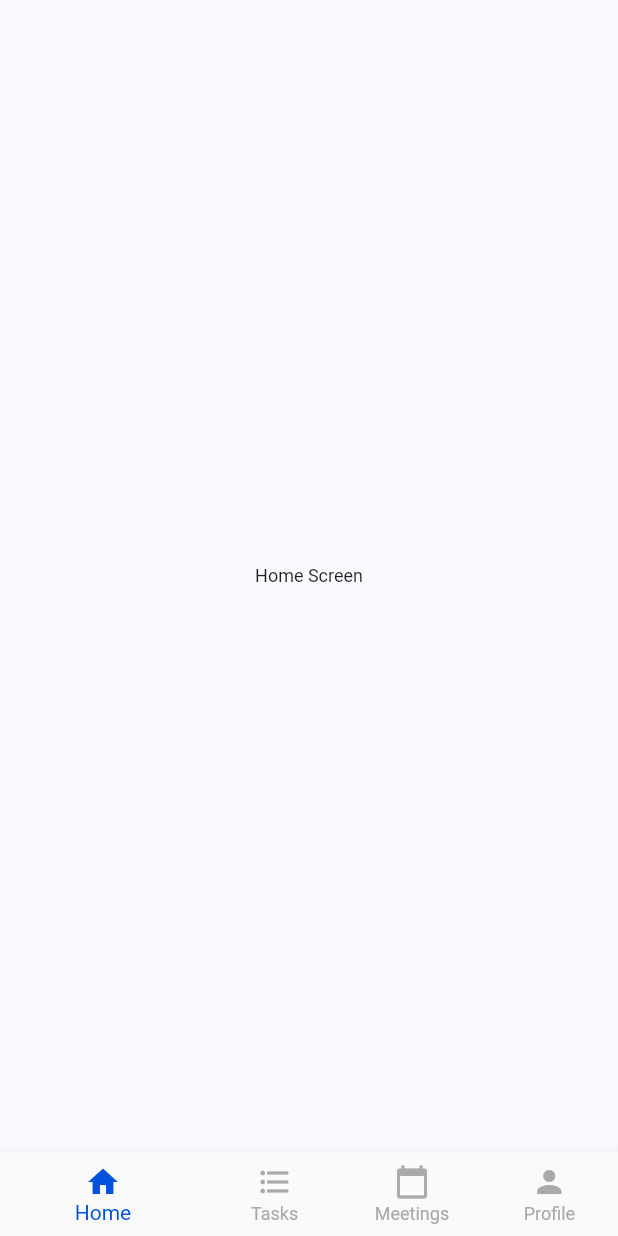
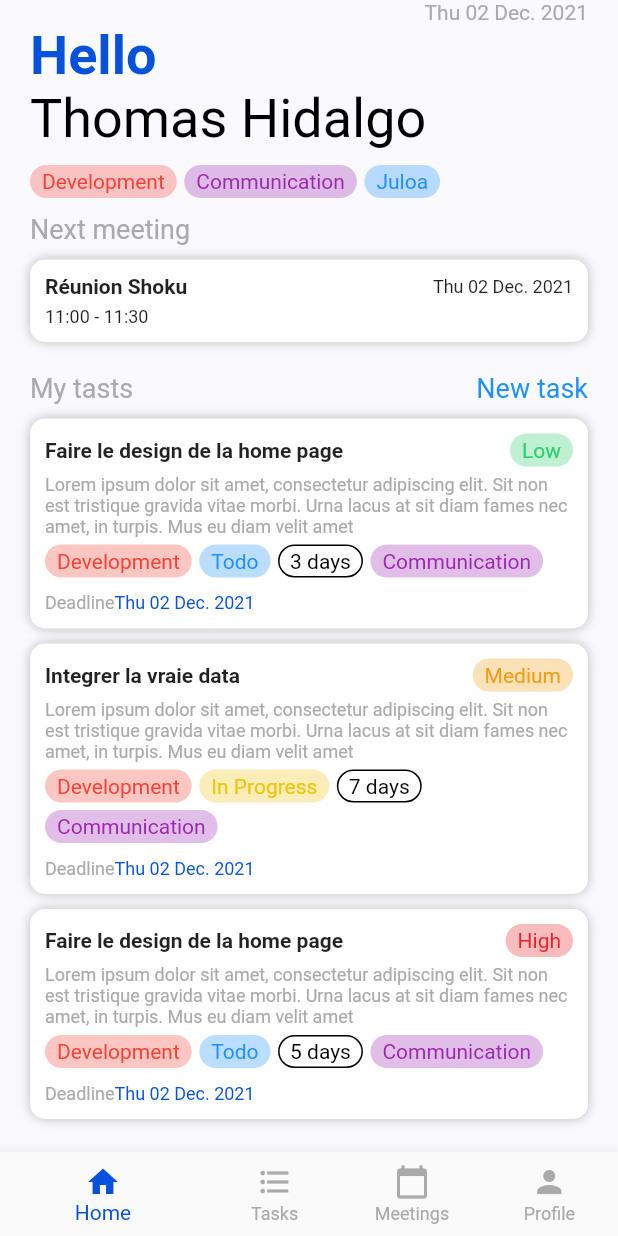
Before and after one commit to anthoninCL/Flutter-III-myCompany, a Flutter app: the screen it shows after launch, on a phone screen of 412 x 824 dp. Run offline on Flutter 3.47's test engine with Material 2 defaults, Android fonts, the phone set to English and light mode, and no system bars; our stand-ins replace equatable.

Commit message:
feat: WIP add front part of the home page

```diff
--- a/mycompany/lib/src/config/themes/app_colors.dart
+++ b/mycompany/lib/src/config/themes/app_colors.dart
@@ -13,11 +13,9 @@ class AppColors {
   static const greyLight = Color(0xFFE9E9E9);
   static const whiteDark = Color(0xFFF5F5F5);
   static const green = Color(0xFF2ECC71);
-  static const greenShadow = Color(0x4D2ECC71);
   static const orange = Color(0xFFF39C12);
-  static const orangeShadow = Color(0x4DF39C12);
+  static const yellow = Color(0xFFF1C40F);
   static const red = Color(0xFFEA2027);
-  static const redShadow = Color(0x4DEA2027);
 
   const AppColors._();
 }
--- a/mycompany/lib/src/data/models/task.dart
+++ b/mycompany/lib/src/data/models/task.dart
@@ -8,6 +8,7 @@ class TaskModel extends Task {
     required double estimatedTime,
     required int deadline,
     required String state,
+    required String priority,
   }) : super(
           id: id,
           name: name,
@@ -15,6 +16,7 @@ class TaskModel extends Task {
           estimatedTime: estimatedTime,
           deadline: deadline,
           state: state,
+          priority: priority,
         );
 
   factory TaskModel.fromJson(Map<String, dynamic> map) {
@@ -25,6 +27,6 @@ class TaskModel extends Task {
         estimatedTime: map["estimatedTime"],
         deadline: map["deadline"],
         state: map["state"],
-    );
+        priority: map["priority"]);
   }
 }
--- a/mycompany/lib/src/domain/entities/task.dart
+++ b/mycompany/lib/src/domain/entities/task.dart
@@ -1,7 +1,6 @@
 import 'package:equatable/equatable.dart';
 
 class Task extends Equatable {
-
   const Task({
     required this.id,
     required this.name,
@@ -9,6 +8,7 @@ class Task extends Equatable {
     required this.estimatedTime,
     required this.deadline,
     required this.state,
+    required this.priority,
   });
 
   final String id;
@@ -17,6 +17,7 @@ class Task extends Equatable {
   final double estimatedTime;
   final int deadline;
   final String state;
+  final String priority;
 
   @override
   List<Object?> get props {
@@ -26,7 +27,8 @@ class Task extends Equatable {
       description,
       estimatedTime,
       deadline,
-      state
+      state,
+      priority,
     ];
   }
 
--- a/mycompany/lib/src/presentation/screens/home_screen.dart
+++ b/mycompany/lib/src/presentation/screens/home_screen.dart
@@ -1,4 +1,11 @@
 import 'package:flutter/material.dart';
+import 'package:intl/intl.dart';
+import 'package:mycompany/src/config/themes/app_colors.dart';
+import 'package:mycompany/src/domain/entities/meeting.dart';
+import 'package:mycompany/src/domain/entities/task.dart';
+import 'package:mycompany/src/presentation/widgets/meeting_card.dart';
+import 'package:mycompany/src/presentation/widgets/task_card.dart';
+import 'package:mycompany/src/presentation/widgets/tile.dart';
 
 class HomeScreen extends StatefulWidget {
   const HomeScreen({Key? key}) : super(key: key);
@@ -8,8 +15,157 @@ class HomeScreen extends StatefulWidget {
 }
 
 class _HomeScreenState extends State<HomeScreen> {
+  List<Task> _tasksData = [
+    Task(
+      id: "1",
+      name: "Faire le design de la home page",
+      description:
+          "Lorem ipsum dolor sit amet, consectetur adipiscing elit. Sit non est tristique gravida vitae morbi. Urna lacus at sit diam fames nec amet, in turpis. Mus eu diam velit amet ",
+      deadline: 1638442800,
+      state: "Todo",
+      priority: "Low",
+      estimatedTime: 3,
+    ),
+    Task(
+      id: "1",
+      name: "Integrer la vraie data",
+      description:
+      "Lorem ipsum dolor sit amet, consectetur adipiscing elit. Sit non est tristique gravida vitae morbi. Urna lacus at sit diam fames nec amet, in turpis. Mus eu diam velit amet ",
+      deadline: 1638442800,
+      state: "In Progress",
+      priority: "Medium",
+      estimatedTime: 7,
+    ),
+    Task(
+      id: "1",
+      name: "Faire le design de la home page",
+      description:
+      "Lorem ipsum dolor sit amet, consectetur adipiscing elit. Sit non est tristique gravida vitae morbi. Urna lacus at sit diam fames nec amet, in turpis. Mus eu diam velit amet ",
+      deadline: 1638442800,
+      state: "Todo",
+      priority: "High",
+      estimatedTime: 5,
+    ),
+  ];
+
   @override
   Widget build(BuildContext context) {
-    return Center(child: Text("Home Screen"),);
+    return SafeArea(
+      child: SingleChildScrollView(
+        padding: EdgeInsets.symmetric(horizontal: 20),
+        scrollDirection: Axis.vertical,
+        child: Column(
+          crossAxisAlignment: CrossAxisAlignment.start,
+          children: [
+            _buildDate(),
+            _buildTitle(),
+            SizedBox(height: 10),
+            _buildTiles(),
+            SizedBox(height: 10),
+            _buildMeeting(),
+            SizedBox(height: 20),
+            _buildTasksList(),
+          ],
+        ),
+      ),
+    );
+  }
+
+  Widget _buildDate() {
+    var now = DateTime.now();
+    String formattedDate = DateFormat('EE dd MMM. yyyy').format(now);
+    return Row(
+      mainAxisAlignment: MainAxisAlignment.end,
+      children: [
+        Text(
+          formattedDate,
+          style: TextStyle(fontSize: 14, color: AppColors.grey),
+        ),
+      ],
+    );
+  }
+
+  Widget _buildTitle() {
+    return RichText(
+      text: const TextSpan(
+          text: "Hello\n",
+          style: TextStyle(
+              fontSize: 36,
+              color: AppColors.primary,
+              fontWeight: FontWeight.bold),
+          children: [
+            TextSpan(
+                text: "Thomas Hidalgo",
+                style: TextStyle(
+                    fontWeight: FontWeight.normal, color: Colors.black))
+          ]),
+    );
+  }
+
+  Widget _buildTiles() {
+    return Wrap(
+      spacing: 5,
+      runSpacing: 5,
+      children: [
+        Tile(color: Colors.red, label: "Development"),
+        Tile(color: Colors.purple, label: "Communication"),
+        Tile(color: AppColors.primaryLight, label: "Juloa"),
+      ],
+    );
+  }
+
+  Widget _buildMeeting() {
+    return Column(
+      crossAxisAlignment: CrossAxisAlignment.start,
+      children: const [
+        Text(
+          "Next meeting",
+          style: TextStyle(fontSize: 18, color: AppColors.grey),
+        ),
+        SizedBox(height: 10),
+        MeetingCard(
+          meeting: Meeting(
+              id: "1",
+              name: "Réunion Shoku",
+              users: ["ajdnzakdj, azodjazn"],
+              start: 1638442800,
+              duration: 30),
+        )
+      ],
+    );
+  }
+
+  Widget _buildTasksList() {
+    return Column(
+      crossAxisAlignment: CrossAxisAlignment.start,
+      children: [
+        Row(
+          mainAxisAlignment: MainAxisAlignment.spaceBetween,
+          children: [
+            Text(
+              "My tasts",
+              style: TextStyle(fontSize: 18, color: AppColors.grey),
+            ),
+            GestureDetector(
+              child: Text(
+                "New task",
+                style: TextStyle(fontSize: 18, color: AppColors.primaryLight),
+              ),
+              onTap: () => print("Todo !!"),
+            )
+          ],
+        ),
+        SizedBox(height: 10),
+        ListView.builder(
+          shrinkWrap: true,
+          physics: const NeverScrollableScrollPhysics(),
+          itemCount: _tasksData.length,
+          itemBuilder: (context, index) {
+            return TaskCard(task: _tasksData[index],);
+          },
+        ),
+
+      ],
+    );
   }
 }
--- /dev/null
+++ b/mycompany/lib/src/presentation/widgets/meeting_card.dart
@@ -0,0 +1,54 @@
+import 'package:flutter/material.dart';
+import 'package:intl/intl.dart';
+import 'package:mycompany/src/domain/entities/meeting.dart';
+
+class MeetingCard extends StatelessWidget {
+  const MeetingCard({Key? key, required this.meeting}) : super(key: key);
+
+  final Meeting meeting;
+
+  @override
+  Widget build(BuildContext context) {
+
+    var date = DateTime.fromMillisecondsSinceEpoch(meeting.start * 1000);
+    var endDate = date.add(Duration(minutes: meeting.duration.toInt()));
+
+    return Container(
+      padding: EdgeInsets.all(10.0),
+      decoration: BoxDecoration(
+        color: Colors.white,
+        borderRadius: BorderRadius.circular(10),
+        boxShadow: [
+          BoxShadow(
+            color: Colors.black.withOpacity(0.25),
+            blurRadius: 6,
+            offset: Offset(0, 0),
+          ),
+        ],
+      ),
+      child: Column(
+        crossAxisAlignment: CrossAxisAlignment.start,
+        children: [
+          Row(
+            mainAxisAlignment: MainAxisAlignment.spaceBetween,
+            children: [
+              Flexible(
+                child: Text(
+                  meeting.name,
+                  style: TextStyle(fontSize: 14, fontWeight: FontWeight.bold),
+                ),
+              ),
+              Text(
+                DateFormat('EE dd MMM. yyyy').format(date),
+              ),
+            ],
+          ),
+          SizedBox(height: 5),
+          Text(
+              "${DateFormat('hh:mm').format(date)} - ${DateFormat('hh:mm').format(endDate)}")
+        ],
+      ),
+    );
+
+  }
+}
--- /dev/null
+++ b/mycompany/lib/src/presentation/widgets/task_card.dart
@@ -0,0 +1,97 @@
+import 'package:flutter/material.dart';
+import 'package:intl/intl.dart';
+import 'package:mycompany/src/config/themes/app_colors.dart';
+import 'package:mycompany/src/domain/entities/task.dart';
+import 'package:mycompany/src/presentation/widgets/tile.dart';
+
+class TaskCard extends StatelessWidget {
+  const TaskCard({Key? key, required this.task}) : super(key: key);
+
+  final Task task;
+
+  @override
+  Widget build(BuildContext context) {
+
+    var endDate = DateTime.fromMillisecondsSinceEpoch(task.deadline * 1000);
+
+    Color _getStateColor(String state) {
+      if (state == "Todo") {
+        return AppColors.primaryLight;
+      } else {
+        return AppColors.yellow;
+      }
+    }
+
+    Color _getPriorityColor(String priority) {
+      switch (priority) {
+        case "Low":
+          return AppColors.green;
+        case "Medium":
+          return AppColors.orange;
+        case "High":
+          return AppColors.red;
+        default:
+          return AppColors.black;
+      }
+    }
+
+    return Container(
+      padding: EdgeInsets.all(10.0),
+      margin: EdgeInsets.only(bottom: 10),
+      decoration: BoxDecoration(
+        color: Colors.white,
+        borderRadius: BorderRadius.circular(10),
+        boxShadow: [
+          BoxShadow(
+            color: Colors.black.withOpacity(0.25),
+            blurRadius: 6,
+            offset: Offset(0, 0),
+          ),
+        ],
+      ),
+      child: Column(
+        crossAxisAlignment: CrossAxisAlignment.start,
+        children: [
+          Row(
+            mainAxisAlignment: MainAxisAlignment.spaceBetween,
+            children: [
+              Flexible(
+                child: Text(
+                  task.name,
+                  style: TextStyle(fontSize: 14, fontWeight: FontWeight.bold),
+                ),
+              ),
+              Tile(color: _getPriorityColor(task.priority), label: task.priority)
+            ],
+          ),
+          SizedBox(height: 5,),
+          Text(
+            task.description,
+            style: TextStyle(color: AppColors.grey),
+          ),
+          SizedBox(height: 5,),
+          Wrap(
+            spacing: 5,
+            runSpacing: 5,
+            children: [
+              Tile(color: Colors.red, label: "Development"),
+              Tile(color: _getStateColor(task.state), label: task.state),
+              Tile(
+                  color: Colors.black,
+                  label: "${task.estimatedTime.toInt()} days"),
+              Tile(color: Colors.purple, label: "Communication"),
+            ],
+          ),
+          SizedBox(height: 10,),
+          Row(
+            mainAxisAlignment: MainAxisAlignment.start,
+            children: [
+              Text("Deadline", style: TextStyle(color: AppColors.grey),),
+              Text(DateFormat('EE dd MMM. yyyy').format(endDate), style: TextStyle(color: AppColors.primary),)
+            ],
+          )
+        ],
+      ),
+    );
+  }
+}
--- /dev/null
+++ b/mycompany/lib/src/presentation/widgets/tile.dart
@@ -0,0 +1,29 @@
+import 'package:flutter/material.dart';
+
+class Tile extends StatelessWidget {
+  const Tile({
+    Key? key,
+    required this.color,
+    required this.label,
+  }) : super(key: key);
+
+  final Color color;
+  final String label;
+
+  @override
+  Widget build(BuildContext context) {
+    bool isBlackOrWhite = Colors.black == color || Colors.white == color;
+
+    return Container(
+      decoration: BoxDecoration(
+        color: isBlackOrWhite ? Colors.transparent : color.withOpacity(0.3),
+        borderRadius: BorderRadius.circular(15),
+        border: isBlackOrWhite ? Border.all(color: Colors.black) : Border.all(color: Colors.transparent),
+      ),
+      child: Padding(
+        padding: const EdgeInsets.symmetric(horizontal: 7.0, vertical: 2.0),
+        child: Text(label, style: TextStyle(color: isBlackOrWhite ? Colors.black : color, fontSize: 14),),
+      ),
+    );
+  }
+}
--- a/mycompany/pubspec.yaml
+++ b/mycompany/pubspec.yaml
@@ -36,6 +36,7 @@ dependencies:
   # The following adds the Cupertino Icons font to your application.
   # Use with the CupertinoIcons class for iOS style icons.
   cupertino_icons: ^1.0.2
+  intl: ^0.17.0
 
 dev_dependencies:
   flutter_test:
```
Lines whose indentation alone changed are shown as unchanged.
